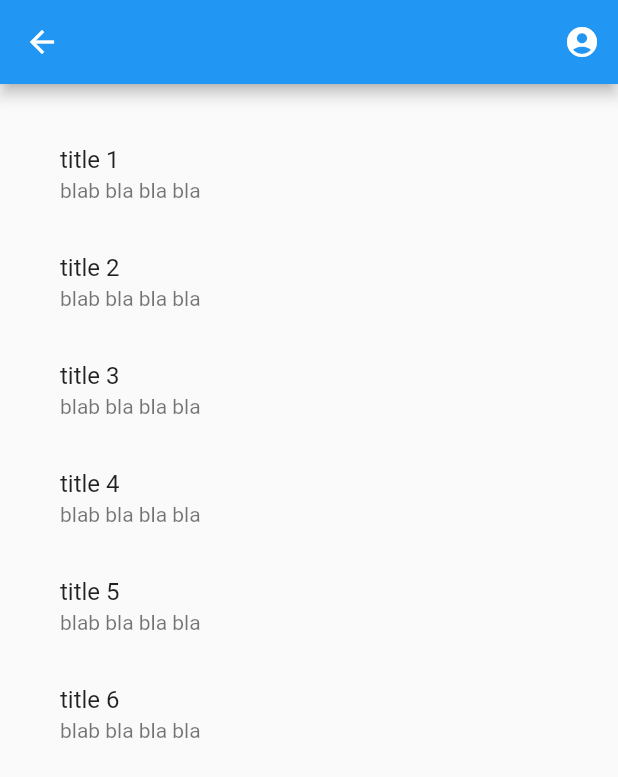
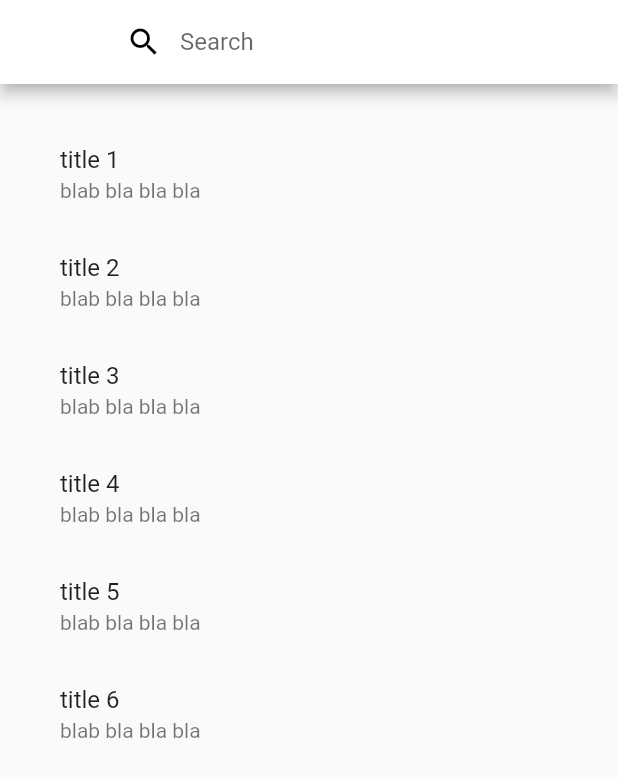
Before and after one commit to nicolaslecrique/recall, a Flutter app: the HomeRoute screen opened by its route, on a phone screen of 412 x 824 dp. Shown: the top 777 px of the screen. Run offline on Flutter 3.47's test engine with Material 2 defaults, Android fonts, the phone set to English and light mode, and no system bars; our stand-ins replace firebase_auth, firebase_core; missing offline and left inert: firebase_ui_auth; accounts and stored records are empty.

Commit message:
add search bar (WIP, not working yet)

```diff
--- a/recall_app/lib/routes/home/home_route.dart
+++ b/recall_app/lib/routes/home/home_route.dart
@@ -1,10 +1,9 @@
-import 'package:firebase_auth/firebase_auth.dart';
 import 'package:flutter/material.dart';
 import 'package:provider/provider.dart';
 
 import '../../design/constants.dart';
 import '../../models/user_model.dart';
-import '../login/my_login_screen.dart';
+import 'my_app_bar.dart';
 
 class HomeRoute extends StatefulWidget {
   static const route = '/home';
@@ -21,16 +20,7 @@
     UserModel model = Provider.of<UserModel>(context, listen: false);
     var allItems = model.getAll();
     return Scaffold(
-      appBar: AppBar(
-        actions: [
-          IconButton(
-              onPressed: () {
-                FirebaseAuth.instance.signOut();
-                Navigator.pushReplacementNamed(context, MyLoginScreen.signInRoute);
-              },
-              icon: const Icon(Icons.account_circle))
-        ],
-      ),
+      appBar: MyAppBar(),
       body: SafeArea(
         child: Padding(
           padding: const EdgeInsets.all(StandardSizes.medium),
--- /dev/null
+++ b/recall_app/lib/routes/home/my_app_bar.dart
@@ -0,0 +1,31 @@
+import 'package:firebase_auth/firebase_auth.dart';
+import 'package:flutter/material.dart';
+
+import '../login/my_login_screen.dart';
+
+class MyAppBar extends StatelessWidget with PreferredSizeWidget {
+  const MyAppBar({
+    Key? key,
+  }) : super(key: key);
+
+  @override
+  Widget build(BuildContext context) {
+    return AppBar(
+      backgroundColor: Colors.white,
+      title: TextField(
+        decoration: InputDecoration(labelText: "Search", prefixIcon: Icon(Icons.search, color: Colors.black)),
+      ),
+      actions: [
+        IconButton(
+            onPressed: () {
+              FirebaseAuth.instance.signOut();
+              Navigator.pushReplacementNamed(context, MyLoginScreen.signInRoute);
+            },
+            icon: const Icon(Icons.settings))
+      ],
+    );
+  }
+
+  @override
+  Size get preferredSize => const Size.fromHeight(kToolbarHeight);
+}
```
Also changed, not shown: recall_app/lib/routes/settings/settings_screen.dart (added).
